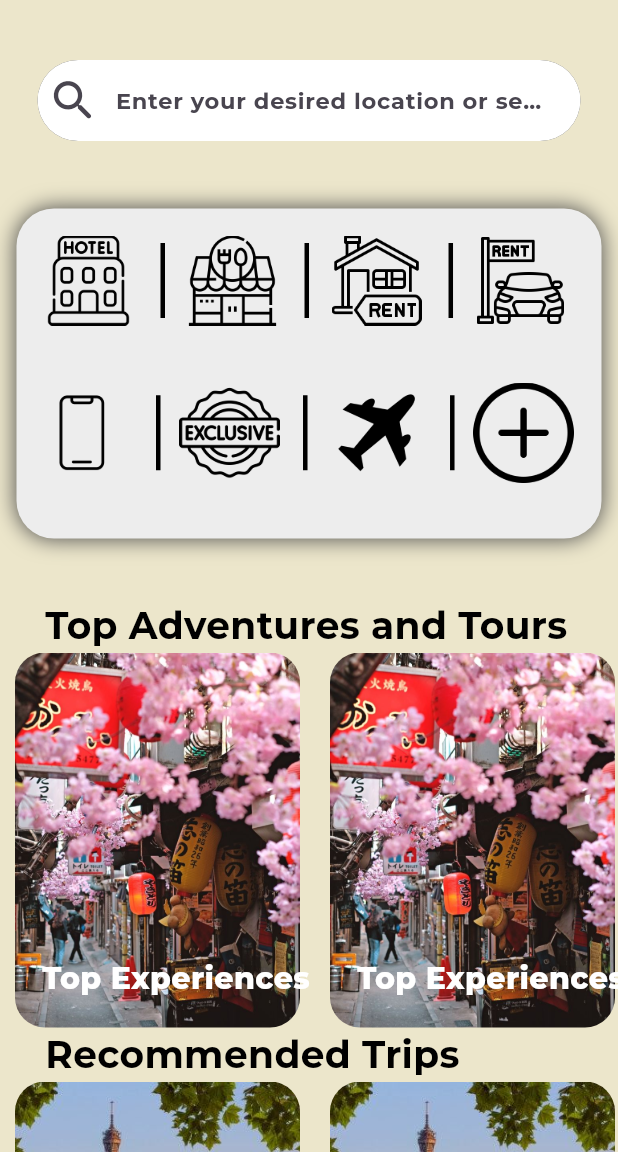
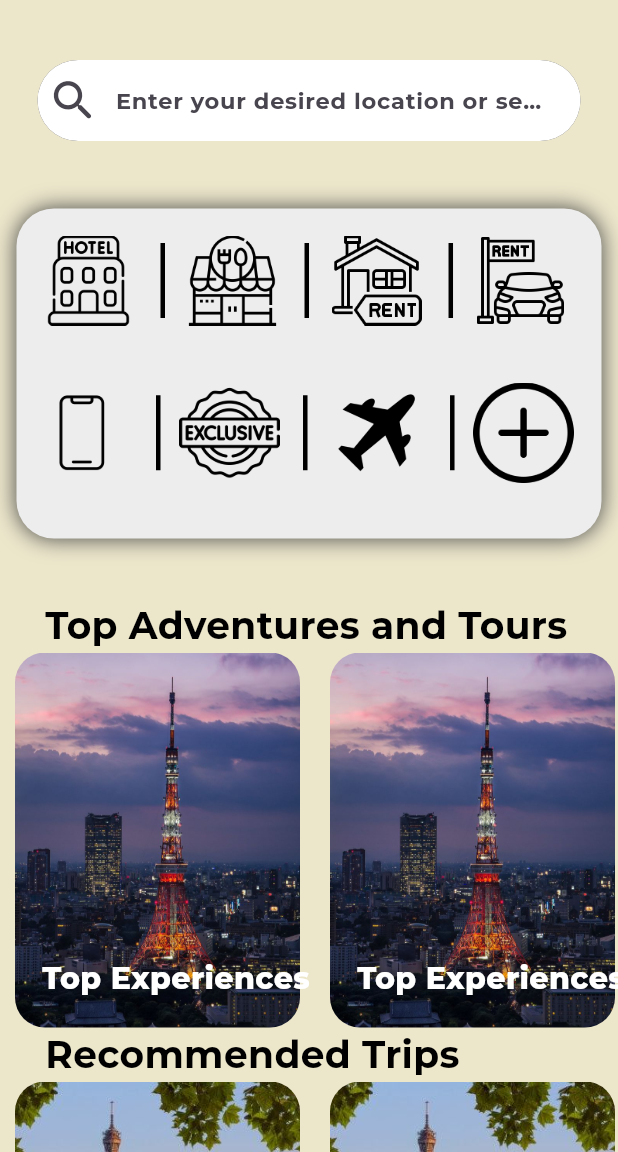
Before and after one commit to AbdulrahmanAbusnena/bentloos, a Flutter app: the screen it shows once a user with an empty profile is signed in, on a phone screen of 412 x 824 dp, the part 84-1236 px from its top. Run offline on Flutter 3.47's test engine with Material 3 defaults, Android fonts, the phone set to English and light mode, and no system bars; our stand-ins replace cloud_firestore, firebase_auth, firebase_core, google_fonts; accounts and stored records are empty.

Commit message:
git commit

```diff
--- a/lib/Pages/homepage.dart
+++ b/lib/Pages/homepage.dart
@@ -308,7 +308,7 @@ class _HomePageState extends State<HomePage> {
                         width: 10,
                       ),
                       ReCards(
-                        image: 'assets/topexperiences.jpeg',
+                        image: 'assets/tokyo.jpeg',
                         locationName: 'Top Experiences',
                       ),
                     ],
```
Also changed, not shown: assets/topexperiences.jpeg (deleted).
